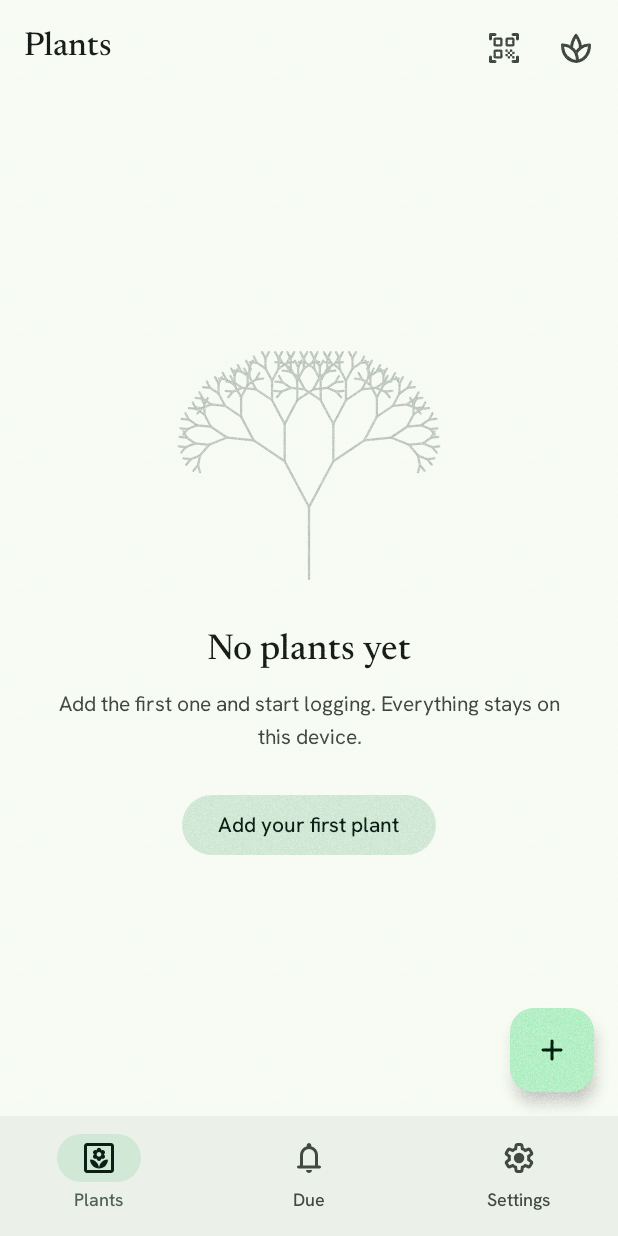
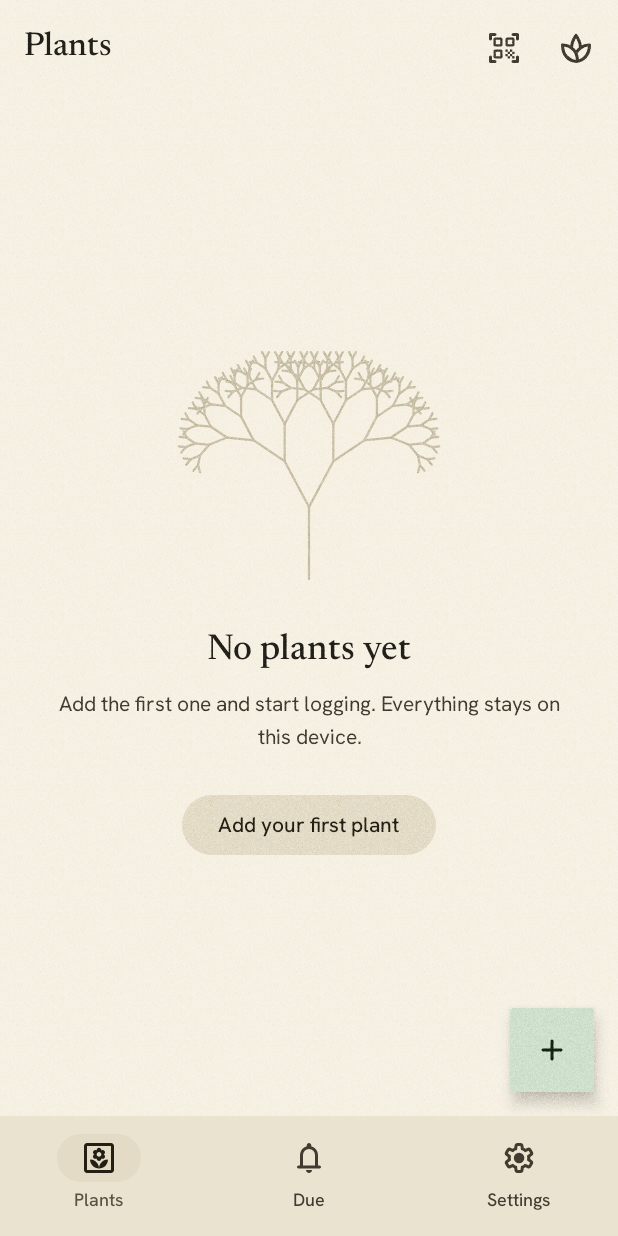
Before and after one commit to Dheirav/ThirstTrap, an Android app built with Jetpack Compose: the screen it shows after launch (MainActivity), on a phone screen of 412 x 824 dp. Run offline under Robolectric (Android 15) with nearby library versions, the light colour scheme and no system bars; our stand-ins replace Dagger/Hilt's generated code, Room's generated code; libraries missing offline, so code that uses them is left out: com.google.mlkit.vision; 2 statements that could not run were skipped.

Commit message:
Paper and ink, printed in two colours
An almanac is a record organised by time and season, which is what this app is:
a diary of a slow biological process. The form is not decoration laid over the
content, it is the same organising principle.

Almanacs were set in two colours because a second pass through the press cost
money - black for everything, one spot colour for what mattered. That is the
discipline here. Ink carries all the text and the green is the only accent, so
a palette that can afford one colour cannot use colour to shout.

Light is aged paper: the whole surface ramp sits at hue 88.8 to 90.8, warm all
the way down rather than a white with a tint. Dark has no source to copy -
almanacs are cream and "dark almanac" is not a thing that exists in the world -
so it is invented rather than referenced: the same paper under a lamp. Plants
get checked in the evening, which is why dark stays a first-class scheme.

Measured, both halves, against their own background:

  ink          #22201A 14.3:1   /  #E9E2D0 14.6:1
  second tier  #413B30  9.7:1   /  #CDC5B0 11.0:1
  third tier   #5F5847  6.2:1   /  #B0A891  7.9:1

The palette suite added in D13 validated an entirely new colour scheme without
a line changed, because it tests consistency with the background rather than
any particular hue. It caught outline failing AA at 3.78:1 on the deepest paper
tone before any of this reached a device, which is the second time that suite
has paid for itself.

Corners go square. A rounded corner is a screen idiom - it exists to suggest a
physical button under glass - and a press produces right angles. Sheets keep
2dp, because a hard corner there reads as a rendering bug rather than a choice.

```diff
--- a/core/ui/src/main/kotlin/dev/dheirav/thirsttrap/ui/Theme.kt
+++ b/core/ui/src/main/kotlin/dev/dheirav/thirsttrap/ui/Theme.kt
@@ -15,10 +15,23 @@ import androidx.compose.ui.platform.LocalContext
 import androidx.compose.ui.unit.dp
 
 /**
- * Green, and deliberately not the saturated lime every gardening app reaches
- * for - but with enough life in it to read as a plant rather than as sage.
- * Dark is a first-class scheme, not an inversion: plants get checked in the
- * evening.
+ * Paper and ink, printed in two colours.
+ *
+ * An almanac is a record organised by time and season, which is exactly what
+ * this app is - a diary of a slow biological process. The form is not
+ * decoration on top of the content; it is the same organising principle.
+ *
+ * Almanacs were set in two colours because a second pass through the press cost
+ * money: black for everything, one spot colour for what mattered. That is the
+ * discipline here. Ink carries all the text; the green is a spot colour and
+ * appears only where something is actionable or alive. A palette that can only
+ * afford one accent cannot use colour to shout.
+ *
+ * Light is aged paper, hue ~90 across the whole ramp. Dark has no source to
+ * copy - almanacs are cream, and "dark almanac" is not a thing that exists - so
+ * it is invented rather than referenced: the same paper under a lamp, warm
+ * near-black with the ink inverted. Plants get checked in the evening, which is
+ * why dark stays a first-class scheme rather than an afterthought.
  *
  * ## Why every role is spelled out
  *
@@ -54,120 +67,118 @@ import androidx.compose.ui.unit.dp
  * here measured 5.95:1 on the background and only 3.92:1 on a card, and a
  * contrast figure quoted against the wrong surface is not a contrast figure.
  */
-private val Leaf = Color(0xFF276B44)
-private val LeafContainer = Color(0xFFB4EFC5)
-private val Bark = Color(0xFF4F6354)
+private val Leaf = Color(0xFF2F5D3A)
+private val LeafContainer = Color(0xFFCFE0CC)
+private val Bark = Color(0xFF5A5342)
 
 // Was #C0603F, which measured 4.02:1 on the light background and failed AA.
-private val Terracotta = Color(0xFFA4482A)
+private val Terracotta = Color(0xFF8C3A2A)
 
 internal val LightScheme = lightColorScheme(
-    primary = Leaf,
-    onPrimary = Color.White,
-    primaryContainer = LeafContainer,
-    onPrimaryContainer = Color(0xFF00210F),
-    inversePrimary = Color(0xFF81C394),
-    secondary = Bark,
-    onSecondary = Color.White,
-    secondaryContainer = Color(0xFFD2E8D6),
-    onSecondaryContainer = Color(0xFF0C1F14),
-    tertiary = Terracotta,
-    onTertiary = Color.White,
-    tertiaryContainer = Color(0xFFFFDBCF),
-    onTertiaryContainer = Color(0xFF3A0B00),
+    primary = Color(0xFF2F5D3A),
+    onPrimary = Color(0xFFFFFFFF),
+    primaryContainer = Color(0xFFCFE0CC),
+    onPrimaryContainer = Color(0xFF11250F),
+    inversePrimary = Color(0xFF8FBF93),
+    secondary = Color(0xFF5A5342),
+    onSecondary = Color(0xFFFFFFFF),
+    secondaryContainer = Color(0xFFE3DBC6),
+    onSecondaryContainer = Color(0xFF241F14),
+    tertiary = Color(0xFF8C3A2A),
+    onTertiary = Color(0xFFFFFFFF),
+    tertiaryContainer = Color(0xFFF2D6C9),
+    onTertiaryContainer = Color(0xFF34110A),
 
-    background = Color(0xFFF7FBF3),
-    onBackground = Color(0xFF191D18),
-    surface = Color(0xFFF7FBF3),
-    onSurface = Color(0xFF191D18),
-    surfaceVariant = Color(0xFFDCE5DB),
-    onSurfaceVariant = Color(0xFF414942),
+    background = Color(0xFFF5F0E2),
+    onBackground = Color(0xFF22201A),
+    surface = Color(0xFFF5F0E2),
+    onSurface = Color(0xFF22201A),
+    surfaceVariant = Color(0xFFE3DBC6),
+    onSurfaceVariant = Color(0xFF413B30),
 
-    surfaceDim = Color(0xFFD7DCD4),
-    surfaceBright = Color(0xFFF7FBF3),
-    surfaceContainerLowest = Color(0xFFFFFFFF),
-    surfaceContainerLow = Color(0xFFF1F6EE),
-    surfaceContainer = Color(0xFFEBF0E8),
-    surfaceContainerHigh = Color(0xFFE5EAE2),
-    surfaceContainerHighest = Color(0xFFDFE4DC),
-    surfaceTint = Leaf,
+    surfaceDim = Color(0xFFD3C9B0),
+    surfaceBright = Color(0xFFF5F0E2),
+    surfaceContainerLowest = Color(0xFFFFFCF4),
+    surfaceContainerLow = Color(0xFFF0EAD9),
+    surfaceContainer = Color(0xFFEAE3D0),
+    surfaceContainerHigh = Color(0xFFE3DBC6),
+    surfaceContainerHighest = Color(0xFFDCD3BC),
+    surfaceTint = Color(0xFF2F5D3A),
 
-    outline = Color(0xFF5E665E),
-    outlineVariant = Color(0xFFC1CAC0),
+    outline = Color(0xFF5F5847),
+    outlineVariant = Color(0xFFC9C0A8),
     scrim = Color(0xFF000000),
-    inverseSurface = Color(0xFF2E322D),
-    inverseOnSurface = Color(0xFFEFF3EB),
+    inverseSurface = Color(0xFF322D22),
+    inverseOnSurface = Color(0xFFF0EAD9),
 
-    error = Color(0xFFBA1A1A),
-    onError = Color.White,
-    errorContainer = Color(0xFFFFDAD6),
-    onErrorContainer = Color(0xFF410002),
+    error = Color(0xFF8A2018),
+    onError = Color(0xFFFFFFFF),
+    errorContainer = Color(0xFFF7D9D3),
+    onErrorContainer = Color(0xFF2E0603),
 )
 
 internal val DarkScheme = darkColorScheme(
     // Dropped from #7DDB9C (OKLCH L 82) to L 76: on a near-black screen the
     // depletion bar made the old value the brightest object in the room.
-    primary = Color(0xFF81C394),
-    onPrimary = Color(0xFF00391F),
-    primaryContainer = Color(0xFF1F5236),
-    onPrimaryContainer = Color(0xFF98F8B6),
-    inversePrimary = Leaf,
-    secondary = Color(0xFFA9C1B0),
-    onSecondary = Color(0xFF223528),
-    secondaryContainer = Color(0xFF384B3E),
-    onSecondaryContainer = Color(0xFFD2E8D6),
-    tertiary = Color(0xFFE8A98D),
-    onTertiary = Color(0xFF5B1B06),
-    tertiaryContainer = Color(0xFF7A3418),
-    onTertiaryContainer = Color(0xFFFFDBCF),
+    primary = Color(0xFF8FBF93),
+    onPrimary = Color(0xFF12301C),
+    primaryContainer = Color(0xFF274A2E),
+    onPrimaryContainer = Color(0xFFAEDCB0),
+    inversePrimary = Color(0xFF2F5D3A),
+    secondary = Color(0xFFCDC5B0),
+    onSecondary = Color(0xFF2B2619),
+    secondaryContainer = Color(0xFF3E382A),
+    onSecondaryContainer = Color(0xFFE3DBC6),
+    tertiary = Color(0xFFD9927E),
+    onTertiary = Color(0xFF4A1809),
+    tertiaryContainer = Color(0xFF68301F),
+    onTertiaryContainer = Color(0xFFF2D6C9),
 
-    background = Color(0xFF0F1511),
-    onBackground = Color(0xFFDAE0DA),
-    surface = Color(0xFF0F1511),
-    onSurface = Color(0xFFDAE0DA),
-    surfaceVariant = Color(0xFF414942),
-    onSurfaceVariant = Color(0xFFBCC3BD),
+    background = Color(0xFF14110B),
+    onBackground = Color(0xFFE9E2D0),
+    surface = Color(0xFF14110B),
+    onSurface = Color(0xFFE9E2D0),
+    surfaceVariant = Color(0xFF3E382A),
+    onSurfaceVariant = Color(0xFFCDC5B0),
 
-    surfaceDim = Color(0xFF0C110E),
-    surfaceBright = Color(0xFF343E37),
-    surfaceContainerLowest = Color(0xFF080C09),
-    surfaceContainerLow = Color(0xFF151C17),
-    surfaceContainer = Color(0xFF1B231E),
-    surfaceContainerHigh = Color(0xFF242D27),
-    surfaceContainerHighest = Color(0xFF2E3831),
-    surfaceTint = Color(0xFF81C394),
+    surfaceDim = Color(0xFF100E09),
+    surfaceBright = Color(0xFF3B3527),
+    surfaceContainerLowest = Color(0xFF0D0B07),
+    surfaceContainerLow = Color(0xFF1A1610),
+    surfaceContainer = Color(0xFF201C14),
+    surfaceContainerHigh = Color(0xFF2A251B),
+    surfaceContainerHighest = Color(0xFF342E22),
+    surfaceTint = Color(0xFF8FBF93),
 
-    outline = Color(0xFF9EA59F),
-    outlineVariant = Color(0xFF414A44),
+    outline = Color(0xFFB0A891),
+    outlineVariant = Color(0xFF46402F),
     scrim = Color(0xFF000000),
-    inverseSurface = Color(0xFFDAE0DA),
-    inverseOnSurface = Color(0xFF191D18),
+    inverseSurface = Color(0xFFE9E2D0),
+    inverseOnSurface = Color(0xFF22201A),
 
-    error = Color(0xFFF2B8B5),
-    onError = Color(0xFF601410),
-    errorContainer = Color(0xFF8C1D18),
-    onErrorContainer = Color(0xFFF9DEDC),
+    error = Color(0xFFF0B0A4),
+    onError = Color(0xFF54160D),
+    errorContainer = Color(0xFF75291B),
+    onErrorContainer = Color(0xFFF7D9D3),
 )
 
 /**
- * One shape scale, because eight was not a scale.
+ * Square, because print is square.
  *
- * The app had hardcoded radii of 4, 5, 6, 7, 8, 10, 12 and 24dp and zero
- * references to `MaterialTheme.shapes`. Nothing distinguishes a 5 from a 6 to a
- * reader; it just means nobody chose. These five are the M3 roles, mapped to
- * what this app actually contains, so at most three appear on a screen at once.
+ * A rounded corner is a screen idiom - it exists to suggest a physical button
+ * under glass. An almanac has none: it has rules, plates and blocks, all of
+ * which meet at right angles because that is what a press does. Rounding them
+ * would be the one detail that gives the whole thing away.
+ *
+ * The two large roles keep 2dp rather than 0, because a bottom sheet with a
+ * hard corner reads as a rendering bug rather than a decision.
  */
 internal val AppShapes = Shapes(
-    // Badges and inline chips - the "check" pill, a legend swatch.
-    extraSmall = RoundedCornerShape(4.dp),
-    // Photo thumbnails and small tiles.
-    small = RoundedCornerShape(8.dp),
-    // The default: cards.
-    medium = RoundedCornerShape(12.dp),
-    // Bottom sheets and dialogs.
-    large = RoundedCornerShape(16.dp),
-    // The FAB, and anything meant to read as fully round at 48-56dp.
-    extraLarge = RoundedCornerShape(28.dp),
+    extraSmall = RoundedCornerShape(0.dp),
+    small = RoundedCornerShape(0.dp),
+    medium = RoundedCornerShape(0.dp),
+    large = RoundedCornerShape(2.dp),
+    extraLarge = RoundedCornerShape(2.dp),
 )
 
 @Composable
```
